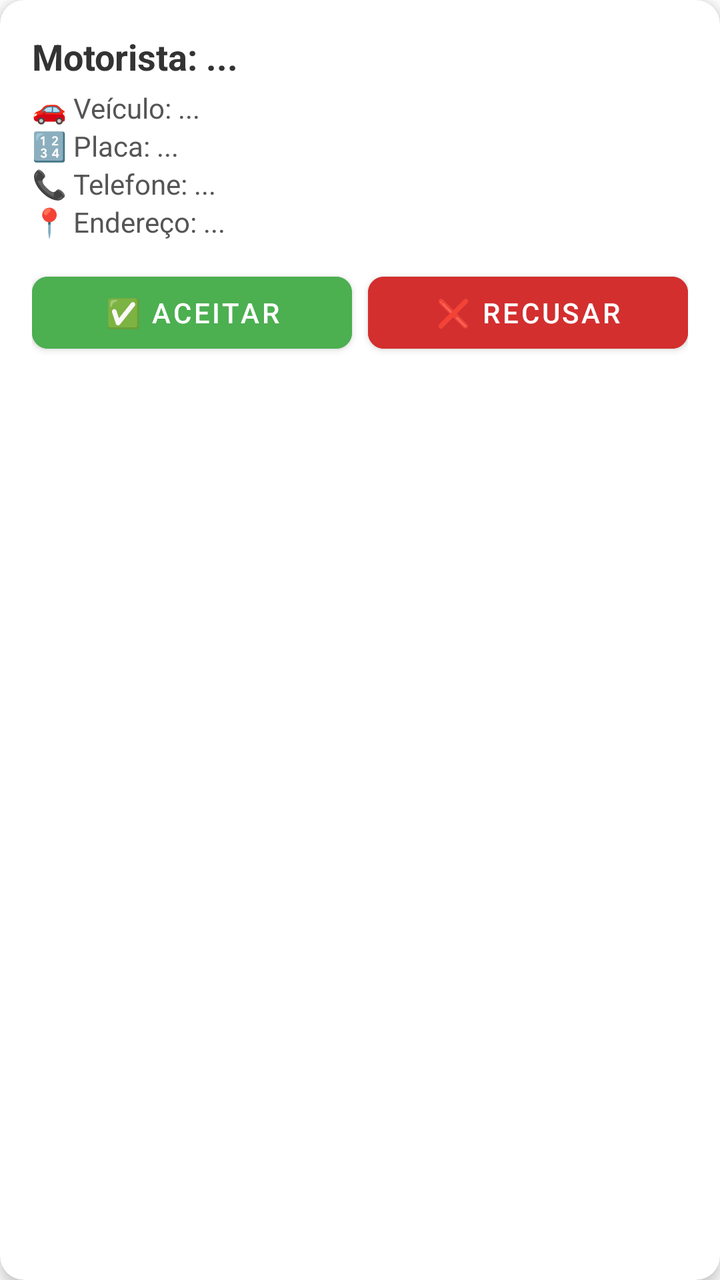
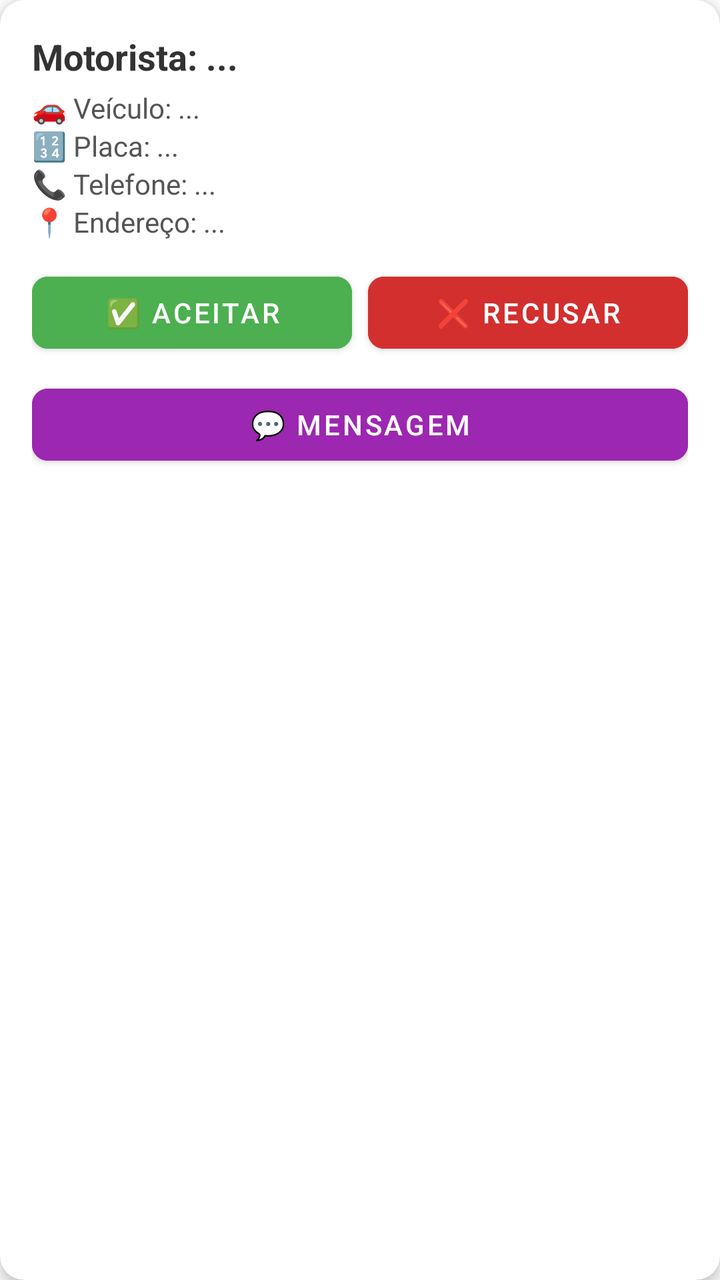

The first picture is an Android layout as it rendered before a commit; the second is the same layout after the commit. The layout source and the unified diff follow.
<!-- AndroidManifest.xml: application theme Theme.MaterialComponents.Light.NoActionBar -->
<!-- res/layout/item_solicitacao.xml -->
<?xml version="1.0" encoding="utf-8"?>
<androidx.cardview.widget.CardView xmlns:android="http://schemas.android.com/apk/res/android"
    xmlns:app="http://schemas.android.com/apk/res-auto"
    android:layout_width="match_parent"
    android:layout_height="wrap_content"
    android:layout_margin="8dp"
    app:cardCornerRadius="12dp"
    app:cardElevation="4dp">

    <LinearLayout
        android:layout_width="match_parent"
        android:layout_height="wrap_content"
        android:orientation="vertical"
        android:padding="16dp">

        <TextView
            android:id="@+id/tvMotoristaNome"
            android:layout_width="match_parent"
            android:layout_height="wrap_content"
            android:text="Motorista: ..."
            android:textSize="18sp"
            android:textStyle="bold"
            android:textColor="#333" />

        <TextView
            android:id="@+id/tvMotoristaVeiculo"
            android:layout_width="match_parent"
            android:layout_height="wrap_content"
            android:text="🚗 Veículo: ..."
            android:textSize="14sp"
            android:textColor="#555"
            android:layout_marginTop="4dp" />

        <TextView
            android:id="@+id/tvMotoristaPlaca"
            android:layout_width="match_parent"
            android:layout_height="wrap_content"
            android:text="🔢 Placa: ..."
            android:textSize="14sp"
            android:textColor="#555" />

        <TextView
            android:id="@+id/tvMotoristaTelefone"
            android:layout_width="match_parent"
            android:layout_height="wrap_content"
            android:text="📞 Telefone: ..."
            android:textSize="14sp"
            android:textColor="#555" />

        <TextView
            android:id="@+id/tvMotoristaEndereco"
            android:layout_width="match_parent"
            android:layout_height="wrap_content"
            android:text="📍 Endereço: ..."
            android:textSize="14sp"
            android:textColor="#555"
            android:layout_marginBottom="12dp" />

        
        <TextView
            android:id="@+id/tvCancelamento"
            android:layout_width="match_parent"
            android:layout_height="wrap_content"
            android:text="⛔ Motorista cancelou o serviço"
            android:textSize="16sp"
            android:textStyle="bold"
            android:textColor="#D32F2F"
            android:gravity="center"
            android:padding="8dp"
            android:background="#FFEBEE"
            android:visibility="gone"
            android:layout_marginBottom="8dp" />

        <LinearLayout
            android:id="@+id/layoutBotoes"
            android:layout_width="match_parent"
            android:layout_height="wrap_content"
            android:orientation="horizontal">

            <Button
                android:id="@+id/btnAceitar"
                android:layout_width="0dp"
                android:layout_height="48dp"
                android:layout_weight="1"
                android:text="✅ Aceitar"
                android:backgroundTint="#4CAF50"
                android:textColor="#FFFFFF"
                android:textSize="14sp"
                android:layout_marginEnd="8dp"
                app:cornerRadius="8dp" />

            <Button
                android:id="@+id/btnRecusar"
                android:layout_width="0dp"
                android:layout_height="48dp"
                android:layout_weight="1"
                android:text="❌ Recusar"
                android:backgroundTint="#D32F2F"
                android:textColor="#FFFFFF"
                android:textSize="14sp"
                app:cornerRadius="8dp" />

        </LinearLayout>

    </LinearLayout>
</androidx.cardview.widget.CardView>
<!-- resources referenced by this layout -->
<resources>

</resources>

<!-- the commit's change to res/layout/item_solicitacao.xml (unified diff, before → after) -->
@@ -102,5 +102,21 @@
 
         </LinearLayout>
 
+        
+        <Button
+            android:id="@+id/btnMensagem"
+            android:layout_width="match_parent"
+            android:layout_height="48dp"
+            android:paddingHorizontal="16dp"
+            android:gravity="center"
+            android:text="💬 Mensagem"
+            android:backgroundTint="#9C27B0"
+            android:textColor="#FFFFFF"
+            android:textSize="14sp"
+            android:maxLines="1"
+            android:ellipsize="end"
+            android:layout_marginTop="8dp"
+            app:cornerRadius="8dp" />
+
     </LinearLayout>
 </androidx.cardview.widget.CardView>
